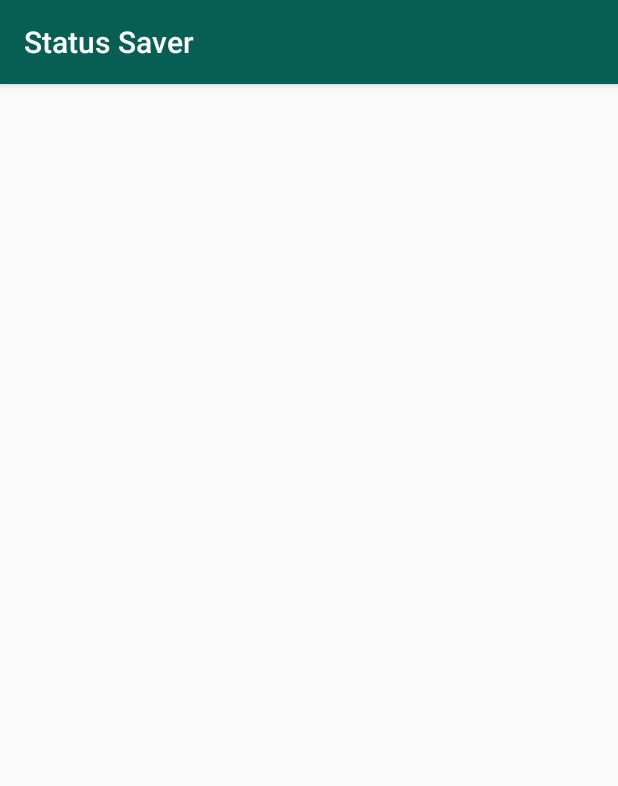
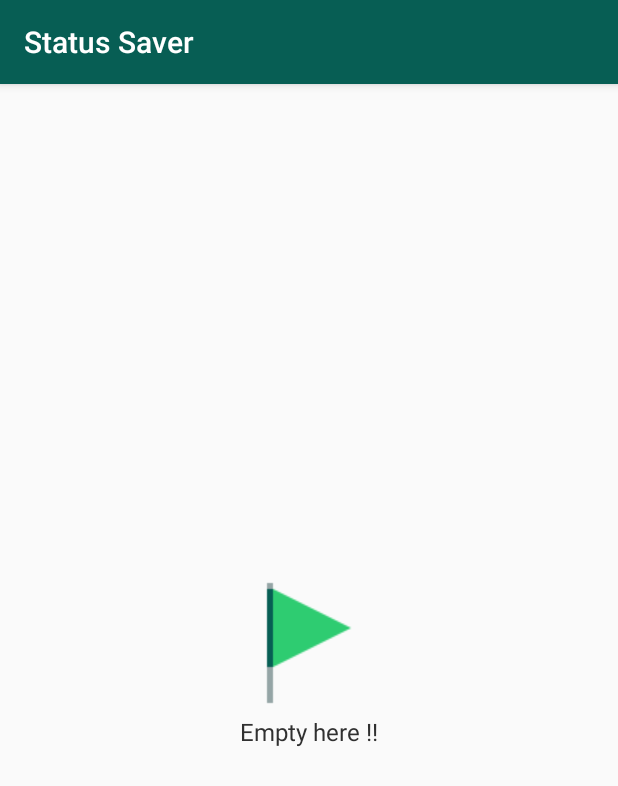
Before and after one commit to ithebk/StatusSaverForWhatsApp, an Android app: the fragment SavedStatusFragment shown on its own in the app's theme, on a phone screen of 412 x 824 dp. Shown: the top 786 px of the screen. Run offline under Robolectric (Android 15) with nearby library versions, the phone set to English and light mode, and no system bars; 1 statement that could not run was skipped.

Commit message:
Android 10 fixed

```diff
--- a/app/build.gradle
+++ b/app/build.gradle
@@ -57,4 +57,8 @@ dependencies {
     annotationProcessor 'com.github.bumptech.glide:compiler:4.11.0'
 
     implementation 'com.google.code.gson:gson:2.8.6'
+
+    //Adview
+    implementation 'com.google.android.gms:play-services-ads:19.0.1'
+
 }
--- a/app/src/main/java/com/ithebk/statussaver/ui/status/SavedStatusFragment.kt
+++ b/app/src/main/java/com/ithebk/statussaver/ui/status/SavedStatusFragment.kt
@@ -4,6 +4,8 @@ import android.os.Bundle
 import android.view.LayoutInflater
 import android.view.View
 import android.view.ViewGroup
+import android.widget.FrameLayout
+import android.widget.LinearLayout
 import android.widget.TextView
 import androidx.fragment.app.Fragment
 import androidx.recyclerview.widget.GridLayoutManager
@@ -16,6 +18,7 @@ import java.io.File
 
 class SavedStatusFragment : Fragment() {
     private lateinit var textStatus: TextView
+    private lateinit var frameEmpty : LinearLayout
     override fun onCreateView(
         inflater: LayoutInflater,
         container: ViewGroup?,
@@ -24,6 +27,7 @@ class SavedStatusFragment : Fragment() {
         val root = inflater.inflate(R.layout.fragment_status, container, false)
         val recyclerView: RecyclerView = root.findViewById(R.id.recycler_view)
         textStatus = root.findViewById(R.id.text_view_status)
+        frameEmpty = root.findViewById(R.id.frame_empty_status)
         textStatus.visibility = View.GONE
         if (context != null) {
             recyclerView.adapter =
@@ -36,6 +40,13 @@ class SavedStatusFragment : Fragment() {
 
     private fun showStatus(value: Int) {
         textStatus.text = value.toString() + " status found"
+        if(value == 0) {
+            frameEmpty.visibility = View.VISIBLE
+        }
+        else {
+            frameEmpty.visibility = View.GONE
+
+        }
     }
 
     private fun getMainPath(): String? {
--- a/app/src/main/res/layout/fragment_status.xml
+++ b/app/src/main/res/layout/fragment_status.xml
@@ -8,27 +8,48 @@
 
     <LinearLayout
         android:layout_width="match_parent"
+        android:layout_height="match_parent"
+        android:orientation="vertical">
+
+        <TextView
+            android:id="@+id/text_view_status"
+            android:layout_width="match_parent"
+            android:layout_height="wrap_content"
+            android:background="@color/colorPrimary"
+            android:gravity="center"
+            android:paddingStart="8dp"
+            android:paddingLeft="8dp"
+            android:paddingEnd="8dp"
+            android:paddingRight="8dp"
+            android:paddingBottom="8dp"
+            android:textColor="#fff"
+            android:textSize="15sp" />
+
+        <androidx.recyclerview.widget.RecyclerView
+            android:id="@+id/recycler_view"
+            android:layout_width="match_parent"
+            android:layout_height="match_parent"
+            android:clipToPadding="false"
+            android:paddingBottom="100dp" />
+    </LinearLayout>
+
+    <LinearLayout
+        android:gravity="center"
+        android:id="@+id/frame_empty_status"
+        android:layout_width="match_parent"
         android:orientation="vertical"
         android:layout_height="match_parent">
+
+        <ImageView
+            android:layout_width="wrap_content"
+            android:layout_height="wrap_content"
+            android:layout_gravity="center"
+            android:src="@drawable/ic_empty" />
         <TextView
-            android:id="@+id/text_view_status"
-            android:background="@color/colorPrimary"
-            android:layout_width="match_parent"
-            android:textSize="15sp"
-            android:paddingLeft="8dp"
-            android:paddingRight="8dp"
-            android:paddingBottom="8dp"
-            android:paddingStart="8dp"
-            android:paddingEnd="8dp"
-            android:textColor="#fff"
-            android:gravity="center"
+            android:textSize="16sp"
+            android:textColor="#303030"
+            android:text="Empty here !!"
+            android:layout_width="wrap_content"
             android:layout_height="wrap_content"/>
-
-        <androidx.recyclerview.widget.RecyclerView
-            android:clipToPadding="false"
-            android:paddingBottom="100dp"
-            android:id="@+id/recycler_view"
-            android:layout_width="match_parent"
-            android:layout_height="match_parent" />
     </LinearLayout>
 </androidx.constraintlayout.widget.ConstraintLayout>
```
Also changed, not shown: app/src/main/AndroidManifest.xml (+7 -1 lines), app/src/main/java/com/ithebk/statussaver/ui/main/MainActivity.kt (+21 -8 lines), app/src/main/java/com/ithebk/statussaver/ui/main/MainViewModel.kt (+6 -2 lines), app/src/main/java/com/ithebk/statussaver/ui/status/StatusFragment.kt (+11 -0 lines), app/src/main/res/drawable/ic_empty.png (added).
